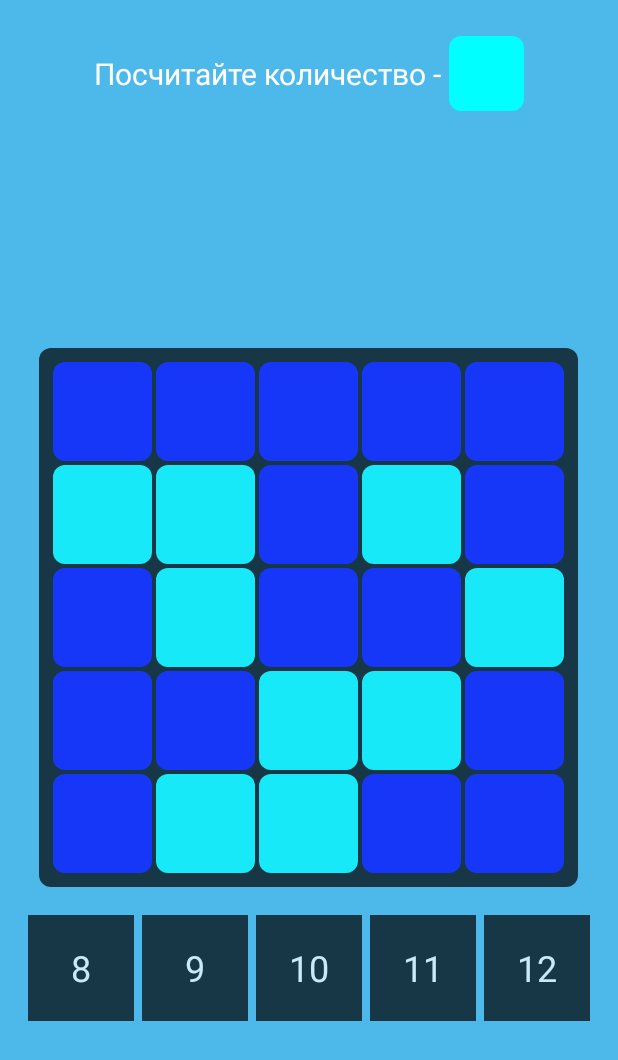
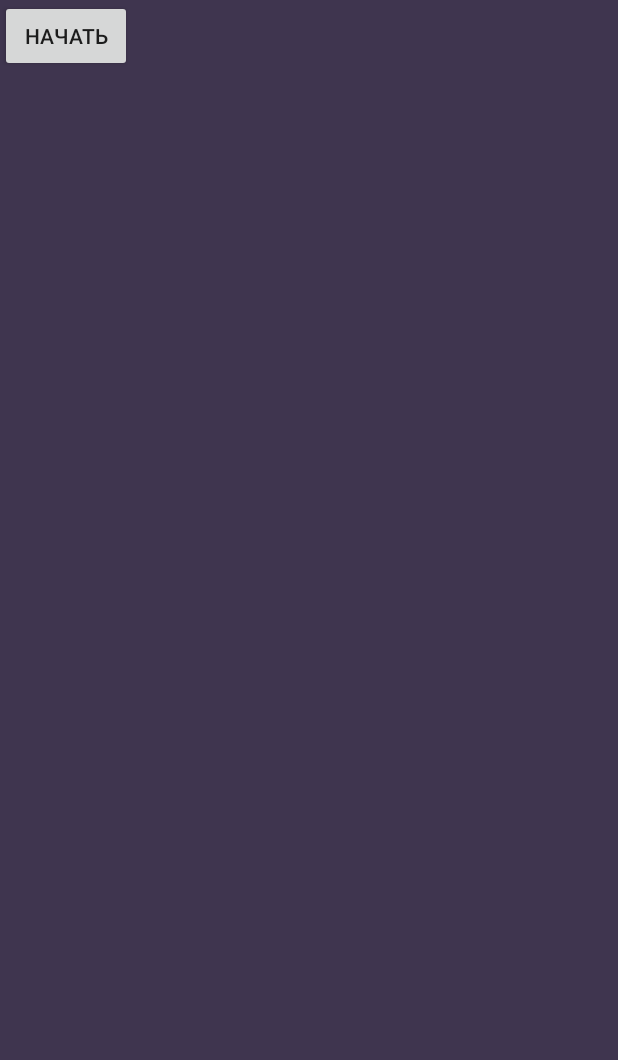
Before and after one commit to Teeeses/BrainTrain, an Android app: the fragment CountingCellsFragment placed in its activity, on a phone screen of 412 x 824 dp. Shown: the top 1060 px of the screen. Run offline under Robolectric (Android 15) with nearby library versions, the phone set to English and light mode, and no system bars; 3 statements that could not run were skipped.

Commit message:
Объединение фрагментов Menu и Game для CountingCells

```diff
--- a/BrainTrain/app/src/main/java/braintrain/explead/com/braintrain/ui/fragment_traning/CountingCellsFragment.java
+++ b/BrainTrain/app/src/main/java/braintrain/explead/com/braintrain/ui/fragment_traning/CountingCellsFragment.java
@@ -7,20 +7,17 @@ import android.support.v4.app.Fragment;
 import android.view.LayoutInflater;
 import android.view.View;
 import android.view.ViewGroup;
-import android.widget.LinearLayout;
+import android.widget.Button;
+import android.widget.RelativeLayout;
 
 import braintrain.explead.com.braintrain.R;
 import braintrain.explead.com.braintrain.app.App;
 import braintrain.explead.com.braintrain.logic.counting_cells.FieldCountingCells;
 import braintrain.explead.com.braintrain.views.ChoiceForCountingCells;
-import braintrain.explead.com.braintrain.views.counting_cells.CellCountingCellsView;
 import braintrain.explead.com.braintrain.views.counting_cells.FieldCountingCellsView;
 
-/**
- * Created by develop on 02.10.2017.
- */
 
-public class CountingCellsFragment extends Fragment {
+public class CountingCellsFragment extends GameBaseFragment {
 
     private FieldCountingCellsView fieldView;
     private FieldCountingCells field;
@@ -29,22 +26,36 @@ public class CountingCellsFragment extends Fragment {
     private View view;
     private int size;
 
+    private Button btnStart;
+
     @Override
     public View onCreateView(LayoutInflater inflater, @Nullable ViewGroup container, @Nullable Bundle savedInstanceState) {
          view = inflater.inflate(R.layout.fragment_counting_cells, container, false);
 
+        menuLayout = (RelativeLayout) view.findViewById(R.id.menuLayout);
+        gameLayout = (RelativeLayout) view.findViewById(R.id.gameLayout);
+
+        btnStart = (Button) view.findViewById(R.id.btnStart);
+        btnStart.setOnClickListener(startGameClick);
+
         choiceForCountingCells = (ChoiceForCountingCells) view.findViewById(R.id.choiceForCountingCells);
         fieldView = (FieldCountingCellsView) view.findViewById(R.id.fieldView);
 
-        choiceForCountingCells.post(new Runnable() {
-            @Override
-            public void run() {
-                createField();
-                createViews();
-            }
-        });
+        openMenuLayout();
 
         return view;
+    }
+
+    @Override
+    public void openGameLayout() {
+        super.openGameLayout();
+        createField();
+        createViews();
+    }
+
+    @Override
+    public void openMenuLayout() {
+        super.openMenuLayout();
     }
 
     private void createField() {
@@ -72,4 +83,11 @@ public class CountingCellsFragment extends Fragment {
         background.setColor(FieldCountingCellsView.colors[field.getIndex()]);
     }
 
+    private View.OnClickListener startGameClick = new View.OnClickListener() {
+        @Override
+        public void onClick(View view) {
+            openGameLayout();
+        }
+    };
+
 }
--- /dev/null
+++ b/BrainTrain/app/src/main/java/braintrain/explead/com/braintrain/ui/fragment_traning/GameBaseFragment.java
@@ -0,0 +1,39 @@
+package braintrain.explead.com.braintrain.ui.fragment_traning;
+
+import android.content.Context;
+import android.support.v4.app.Fragment;
+import android.view.View;
+import android.widget.RelativeLayout;
+
+import braintrain.explead.com.braintrain.ui.MainActivity;
+
+/**
+ * Created by develop on 09.10.2017.
+ */
+
+public class GameBaseFragment extends Fragment{
+
+    protected MainActivity activity;
+    protected RelativeLayout menuLayout;
+    protected RelativeLayout gameLayout;
+
+    public void openMenuLayout() {
+        menuLayout.setVisibility(View.VISIBLE);
+        gameLayout.setVisibility(View.GONE);
+        activity.showViewPager();
+    }
+
+    public void openGameLayout() {
+        menuLayout.setVisibility(View.GONE);
+        gameLayout.setVisibility(View.VISIBLE);
+        activity.hideViewPager();
+    }
+
+    @Override
+    public void onAttach(Context context) {
+        super.onAttach(context);
+        if (context instanceof MainActivity){
+            activity = (MainActivity) context;
+        }
+    }
+}
--- a/BrainTrain/app/src/main/java/braintrain/explead/com/braintrain/ui/fragments_menu/MenuCountingCellsFragment.java
+++ b/BrainTrain/app/src/main/java/braintrain/explead/com/braintrain/ui/fragments_menu/MenuCountingCellsFragment.java
@@ -25,7 +25,7 @@ public class MenuCountingCellsFragment extends Fragment {
         btnStart.setOnClickListener(new View.OnClickListener() {
             @Override
             public void onClick(View view) {
-                ((MainActivity) getActivity()).openGameActivity(4, 0);
+                //((MainActivity) getActivity()).openCountingCellsFragment();
             }
         });
 
--- a/BrainTrain/app/src/main/java/braintrain/explead/com/braintrain/views/counting_cells/CellCountingCellsView.java
+++ b/BrainTrain/app/src/main/java/braintrain/explead/com/braintrain/views/counting_cells/CellCountingCellsView.java
@@ -16,7 +16,7 @@ import braintrain.explead.com.braintrain.logic.counting_cells.CellCountingCells;
  * Created by develop on 02.10.2017.
  */
 
-public class CellCountingCellsView extends RelativeLayout{
+public class CellCountingCellsView extends RelativeLayout {
 
 
     private Context context;
--- a/BrainTrain/app/src/main/res/layout/fragment_counting_cells.xml
+++ b/BrainTrain/app/src/main/res/layout/fragment_counting_cells.xml
@@ -4,6 +4,25 @@
     android:layout_width="match_parent"
     android:layout_height="match_parent"
     android:background="@color/light_blue">
+
+    <RelativeLayout
+        android:id="@+id/menuLayout"
+        android:orientation="vertical"
+        android:layout_width="match_parent"
+        android:layout_height="match_parent"
+        android:background="@color/background">
+
+        <Button
+            android:id="@+id/btnStart"
+            android:layout_width="wrap_content"
+            android:layout_height="wrap_content"
+            android:text="Начать"/>
+    </RelativeLayout>
+
+    <RelativeLayout
+        android:id="@+id/gameLayout"
+        android:layout_width="match_parent"
+        android:layout_height="match_parent">
 
         <RelativeLayout
             android:id="@+id/topLayout"
@@ -56,5 +75,7 @@
                 android:layout_width="match_parent"
                 android:layout_height="wrap_content"/>
         </RelativeLayout>
+    </RelativeLayout>
+
 
 </RelativeLayout>
```
Also changed, not shown: BrainTrain/app/src/main/java/braintrain/explead/com/braintrain/adapters/MyPagerAdapter.java (+3 -12 lines), BrainTrain/app/src/main/java/braintrain/explead/com/braintrain/ui/MainActivity.java (+30 -9 lines), BrainTrain/app/src/main/res/layout/activity_main.xml (+13 -7 lines). Lines whose indentation alone changed are shown as unchanged.
